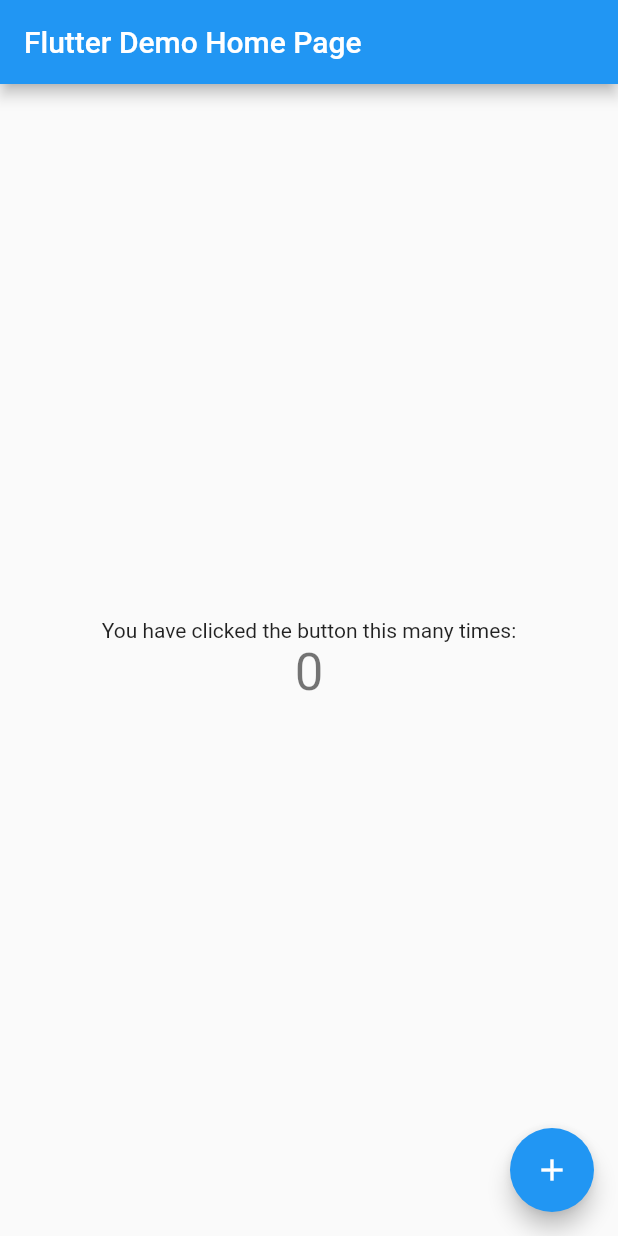
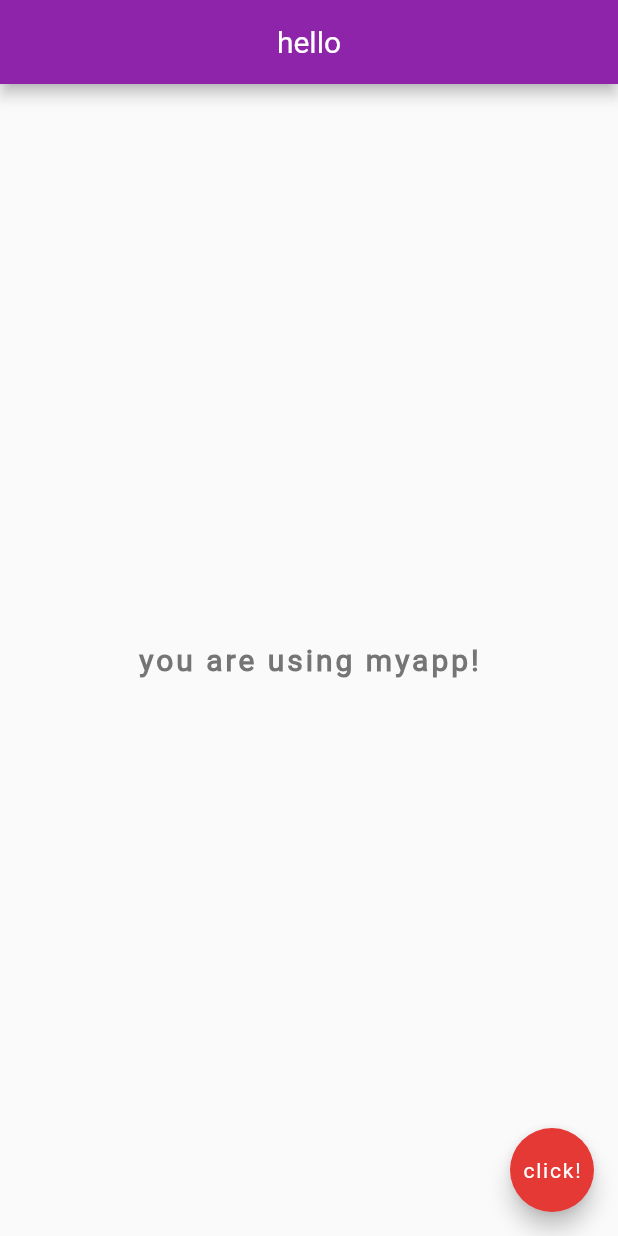
Before and after one commit to dtjldamien/flutter-tutorial, a Flutter app: the screen it shows after launch, on a phone screen of 412 x 824 dp. Run offline on Flutter 3.47's test engine with Material 2 defaults, Android fonts, the phone set to English and light mode, and no system bars.

Commit message:
basic widgets and font

```diff
--- a/lib/main.dart
+++ b/lib/main.dart
@@ -1,117 +1,30 @@
 import 'package:flutter/material.dart';
 
 void main() {
-  runApp(MyApp());
-}
-
-class MyApp extends StatelessWidget {
-  // This widget is the root of your application.
-  @override
-  Widget build(BuildContext context) {
-    return MaterialApp(
-      title: 'Flutter Demo',
-      theme: ThemeData(
-        // This is the theme of your application.
-        //
-        // Try running your application with "flutter run". You'll see the
-        // application has a blue toolbar. Then, without quitting the app, try
-        // changing the primarySwatch below to Colors.green and then invoke
-        // "hot reload" (press "r" in the console where you ran "flutter run",
-        // or simply save your changes to "hot reload" in a Flutter IDE).
-        // Notice that the counter didn't reset back to zero; the application
-        // is not restarted.
-        primarySwatch: Colors.blue,
-        // This makes the visual density adapt to the platform that you run
-        // the app on. For desktop platforms, the controls will be smaller and
-        // closer together (more dense) than on mobile platforms.
-        visualDensity: VisualDensity.adaptivePlatformDensity,
-      ),
-      home: MyHomePage(title: 'Flutter Demo Home Page'),
-    );
-  }
-}
-
-class MyHomePage extends StatefulWidget {
-  MyHomePage({Key key, this.title}) : super(key: key);
-
-  // This widget is the home page of your application. It is stateful, meaning
-  // that it has a State object (defined below) that contains fields that affect
-  // how it looks.
-
-  // This class is the configuration for the state. It holds the values (in this
-  // case the title) provided by the parent (in this case the App widget) and
-  // used by the build method of the State. Fields in a Widget subclass are
-  // always marked "final".
-
-  final String title;
-
-  @override
-  _MyHomePageState createState() => _MyHomePageState();
-}
-
-class _MyHomePageState extends State<MyHomePage> {
-  int _counter = 0;
-
-  void _incrementCounter() {
-    setState(() {
-      // This call to setState tells the Flutter framework that something has
-      // changed in this State, which causes it to rerun the build method below
-      // so that the display can reflect the updated values. If we changed
-      // _counter without calling setState(), then the build method would not be
-      // called again, and so nothing would appear to happen.
-      _counter++;
-    });
-  }
-
-  @override
-  Widget build(BuildContext context) {
-    // This method is rerun every time setState is called, for instance as done
-    // by the _incrementCounter method above.
-    //
-    // The Flutter framework has been optimized to make rerunning build methods
-    // fast, so that you can just rebuild anything that needs updating rather
-    // than having to individually change instances of widgets.
-    return Scaffold(
+  runApp(MaterialApp(
+    home: Scaffold(
       appBar: AppBar(
-        // Here we take the value from the MyHomePage object that was created by
-        // the App.build method, and use it to set our appbar title.
-        title: Text(widget.title),
+        title: Text('hello'), // need to use a text widget to show
+        centerTitle: true,
+        backgroundColor: Colors.purple[600],
       ),
       body: Center(
-        // Center is a layout widget. It takes a single child and positions it
-        // in the middle of the parent.
-        child: Column(
-          // Column is also a layout widget. It takes a list of children and
-          // arranges them vertically. By default, it sizes itself to fit its
-          // children horizontally, and tries to be as tall as its parent.
-          //
-          // Invoke "debug painting" (press "p" in the console, choose the
-          // "Toggle Debug Paint" action from the Flutter Inspector in Android
-          // Studio, or the "Toggle Debug Paint" command in Visual Studio Code)
-          // to see the wireframe for each widget.
-          //
-          // Column has various properties to control how it sizes itself and
-          // how it positions its children. Here we use mainAxisAlignment to
-          // center the children vertically; the main axis here is the vertical
-          // axis because Columns are vertical (the cross axis would be
-          // horizontal).
-          mainAxisAlignment: MainAxisAlignment.center,
-          children: <Widget>[
-            Text(
-              'You have clicked the button this many times:',
-            ),
-            Text(
-              '$_counter',
-              style: Theme.of(context).textTheme.headline4,
-            ),
-          ],
+        child: Text(
+          'you are using myapp!',
+          style: TextStyle(
+            fontWeight: FontWeight.bold,
+            fontSize: 20.0,
+            letterSpacing: 2.0,
+            color: Colors.grey[600],
+            fontFamily: 'Roboto',
+          ),
         ),
       ),
       floatingActionButton: FloatingActionButton(
-        onPressed: _incrementCounter,
-        tooltip: 'Increment',
-        child: Icon(Icons.add),
-      ), // This trailing comma makes auto-formatting nicer for build methods.
-    );
-  }
+        onPressed: () {},
+        child: Text('click!'),
+        backgroundColor: Colors.red[600],
+      ),
+    ),
+  ));
 }
--- a/pubspec.yaml
+++ b/pubspec.yaml
@@ -74,3 +74,7 @@ flutter:
   #
   # For details regarding fonts from package dependencies,
   # see https://flutter.dev/custom-fonts/#from-packages
+  fonts:
+    - family: Roboto
+      fonts:
+        - asset: fonts/Roboto-Regular.ttf
```
Also changed, not shown: fonts/Roboto-Regular.ttf (added).
